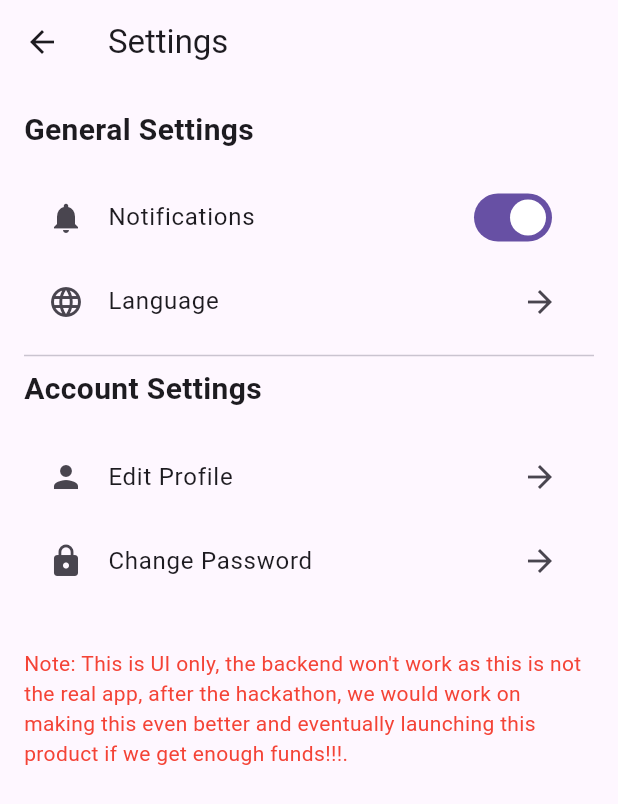
After one commit to bishalbera/Bookverse, a Flutter app: the screen it shows after launch, item 3 of the bottom bar chosen, after a tap on "Settings", on a phone screen of 412 x 824 dp. The commit adds this screen. Shown: the top 804 px of the screen. Run offline on Flutter 3.47's test engine with Material 2 defaults, Android fonts, the phone set to English and light mode, and no system bars; our stand-ins replace animated_splash_screen, awesome_snackbar_content, cached_network_image, cloud_firestore, confetti, firebase_auth and 5 more; accounts and stored records are empty; network calls fail.

Commit message:
made profile screens / sub

```diff
--- a/lib/features/profile/profile_screen.dart
+++ b/lib/features/profile/profile_screen.dart
@@ -1,4 +1,5 @@
 import 'package:book_verse/features/guide/screens/guide_screen.dart';
+import 'package:book_verse/features/settings/screens/settings_screen.dart';
 import 'package:book_verse/features/wallet/screens/wallet_screen.dart';
 import 'package:cloud_firestore/cloud_firestore.dart';
 import 'package:flutter/material.dart';
@@ -141,9 +142,14 @@ class _ProfileScreenState extends State<ProfileScreen> {
                     const SizedBox(
                       height: 10,
                     ),
-                    ProfileWidget(
-                      icon: const Icon(Icons.settings),
-                      text: "Settings",
+                    InkWell(
+                      onTap: () {
+                        moveScreen(context, SettingsScreen());
+                      },
+                      child: ProfileWidget(
+                        icon: const Icon(Icons.settings),
+                        text: "Settings",
+                      ),
                     ),
                     const SizedBox(height: 10),
                     Divider(
--- /dev/null
+++ b/lib/features/settings/screens/settings_screen.dart
@@ -0,0 +1,77 @@
+import 'package:flutter/material.dart';
+
+class SettingsScreen extends StatelessWidget {
+  @override
+  Widget build(BuildContext context) {
+    return Scaffold(
+      appBar: AppBar(
+        title: Text('Settings'),
+      ),
+      body: Padding(
+        padding: EdgeInsets.all(16.0),
+        child: Column(
+          crossAxisAlignment: CrossAxisAlignment.start,
+          children: [
+            Text(
+              'General Settings',
+              style: TextStyle(
+                fontSize: 20,
+                fontWeight: FontWeight.bold,
+              ),
+            ),
+            SizedBox(height: 16),
+            ListTile(
+              leading: Icon(Icons.notifications),
+              title: Text('Notifications'),
+              trailing: Switch(
+                value: true,
+                onChanged: (value) {},
+              ),
+            ),
+            ListTile(
+              leading: Icon(Icons.language),
+              title: Text('Language'),
+              trailing: Icon(Icons.arrow_forward),
+              onTap: () {
+                // Navigate to language settings screen
+              },
+            ),
+            Divider(),
+            Text(
+              'Account Settings',
+              style: TextStyle(
+                fontSize: 20,
+                fontWeight: FontWeight.bold,
+              ),
+            ),
+            SizedBox(height: 16),
+            ListTile(
+              leading: Icon(Icons.person),
+              title: Text('Edit Profile'),
+              trailing: Icon(Icons.arrow_forward),
+              onTap: () {
+                // Navigate to profile editing screen
+              },
+            ),
+            ListTile(
+              leading: Icon(Icons.lock),
+              title: Text('Change Password'),
+              trailing: Icon(Icons.arrow_forward),
+              onTap: () {
+                // Navigate to password change screen
+              },
+            ),
+            const SizedBox(
+              height: 30,
+            ),
+            Center(
+                child: Text(
+              "Note: This is UI only, the backend won't work as this is not the real app, after the hackathon, we would work on making this even better and eventually launching this product if we get enough funds!!!.",
+              style: TextStyle(color: Colors.red),
+            )),
+          ],
+        ),
+      ),
+    );
+  }
+}
--- a/pubspec.yaml
+++ b/pubspec.yaml
@@ -49,6 +49,7 @@ dependencies:
   cached_network_image: ^3.2.3
   share_plus: ^7.1.0
   confetti: ^0.7.0
+  flutter_spinkit: ^5.2.0
 
 dev_dependencies:
   flutter_test:
```
Also changed, not shown: pubspec.lock.
